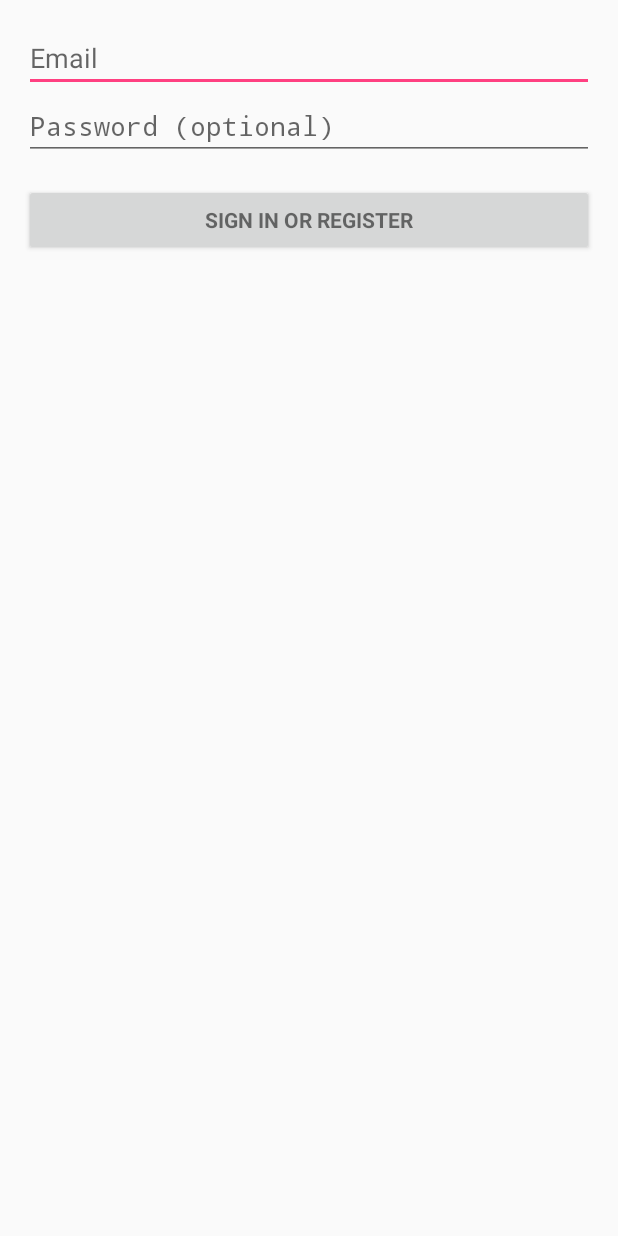
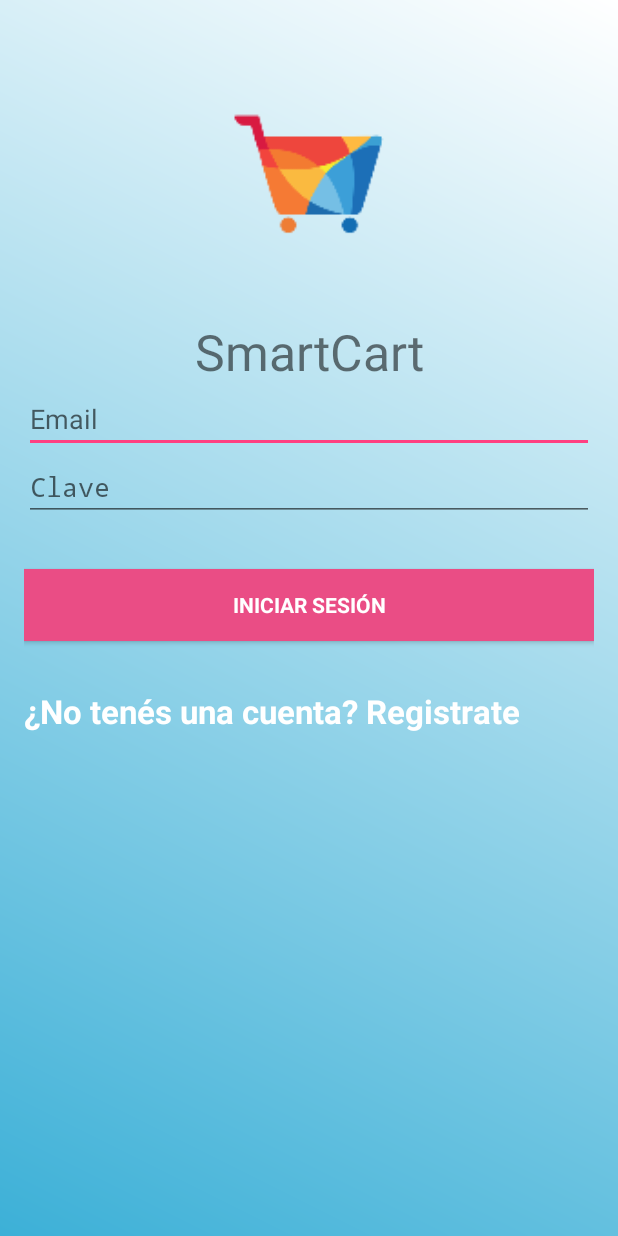
Before and after one commit to nsatragno/smartcart, an Android app: the screen it shows after launch (LoginActivity), on a phone screen of 412 x 824 dp. Run offline under Robolectric (Android 15) with nearby library versions, the phone set to English and light mode, and no system bars.

Commit message:
Estilo de login.

```diff
--- /dev/null
+++ b/App/app/src/main/res/drawable/login_background.xml
@@ -0,0 +1,7 @@
+<shape xmlns:android="http://schemas.android.com/apk/res/android" >
+    <gradient
+        android:angle="45"
+        android:startColor="#3cb0d7"
+        android:endColor="#ffffff"
+        android:type="linear" />
+</shape>
--- a/App/app/src/main/res/layout/activity_login.xml
+++ b/App/app/src/main/res/layout/activity_login.xml
@@ -1,10 +1,12 @@
 <?xml version="1.0" encoding="utf-8"?>
 <LinearLayout xmlns:android="http://schemas.android.com/apk/res/android"
+    xmlns:app="http://schemas.android.com/apk/res-auto"
     xmlns:tools="http://schemas.android.com/tools"
     android:layout_width="match_parent"
     android:layout_height="match_parent"
     android:gravity="center_horizontal"
     android:orientation="vertical"
+    android:background="@drawable/login_background"
     android:paddingBottom="@dimen/activity_vertical_margin"
     android:paddingLeft="@dimen/activity_horizontal_margin"
     android:paddingRight="@dimen/activity_horizontal_margin"
@@ -30,6 +32,24 @@
             android:layout_width="match_parent"
             android:layout_height="wrap_content"
             android:orientation="vertical">
+
+            <ImageView
+                android:id="@+id/imageView2"
+                android:layout_width="match_parent"
+                android:layout_height="196dp"
+                android:layout_margin="0dp"
+                android:layout_marginBottom="0dp"
+                android:padding="0dp"
+                android:paddingBottom="0dp"
+                android:src="@mipmap/ic_launcher_foreground" />
+
+            <TextView
+                android:id="@+id/textView2"
+                android:layout_width="match_parent"
+                android:layout_height="wrap_content"
+                android:textSize="33dp"
+                android:textAlignment="center"
+                android:text="SmartCart" />
 
             <AutoCompleteTextView
                 android:id="@+id/email"
@@ -57,8 +77,20 @@
                 style="?android:textAppearanceSmall"
                 android:layout_width="match_parent"
                 android:layout_height="wrap_content"
-                android:layout_marginTop="16dp"
+                android:layout_marginTop="32dp"
+                android:background="#ea4d85"
                 android:text="@string/action_sign_in"
+                android:textColor="#ffffff"
+                android:textStyle="bold" />
+
+            <TextView
+                android:id="@+id/sign_up"
+                style="?android:textAppearanceLarge"
+                android:layout_width="match_parent"
+                android:layout_height="wrap_content"
+                android:layout_marginTop="32dp"
+                android:text="@string/action_sign_up"
+                android:textColor="#ffffff"
                 android:textStyle="bold" />
 
         </LinearLayout>
--- a/App/app/src/main/res/values/strings.xml
+++ b/App/app/src/main/res/values/strings.xml
@@ -11,8 +11,9 @@
 
     <!-- Strings related to login -->
     <string name="prompt_email">Email</string>
-    <string name="prompt_password">Password (optional)</string>
-    <string name="action_sign_in">Sign in or register</string>
+    <string name="prompt_password">Clave</string>
+    <string name="action_sign_in">Iniciar Sesión</string>
+    <string name="action_sign_up">¿No tenés una cuenta? Registrate</string>
     <string name="action_sign_in_short">Sign in</string>
     <string name="error_invalid_email">This email address is invalid</string>
     <string name="error_invalid_password">This password is too short</string>
```
